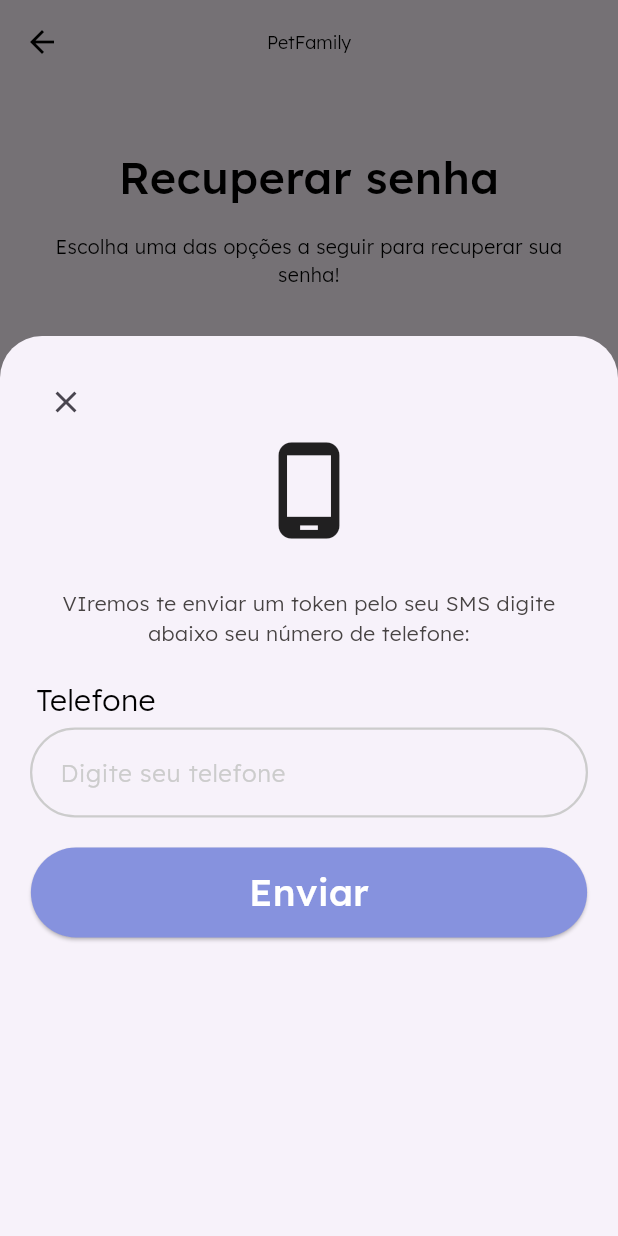
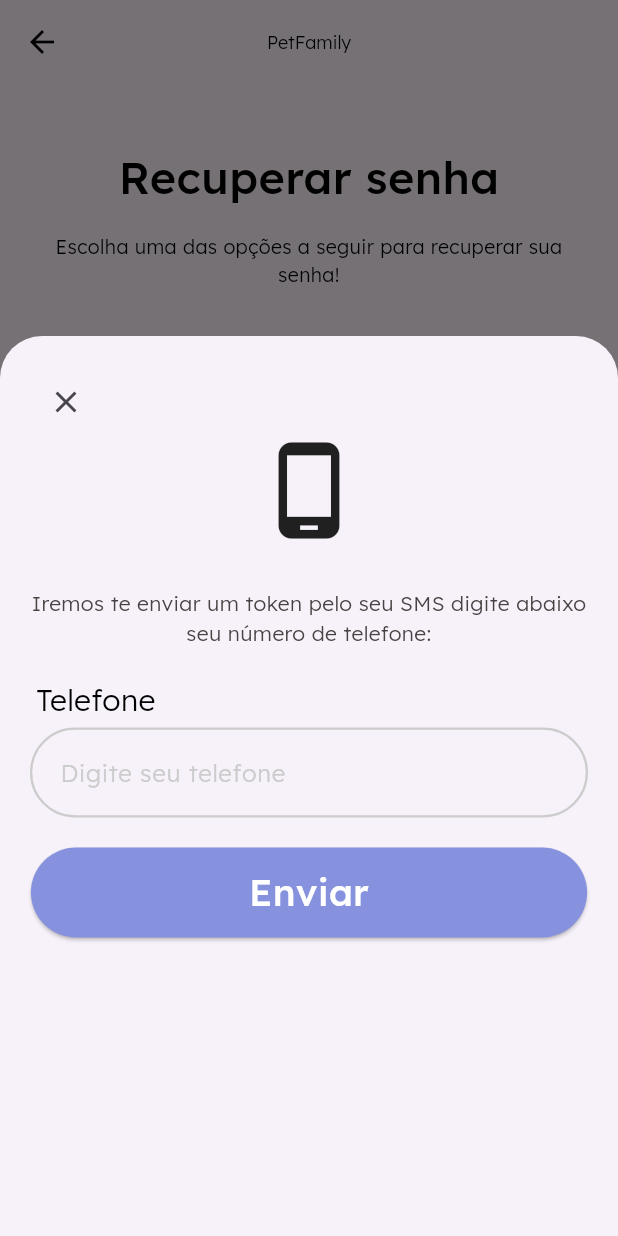
Before and after one commit to Projeto-Pet-Family/pet_family_app, a Flutter app: the ForgotPassword screen opened by its route, after a tap on "Celular", on a phone screen of 412 x 824 dp. Run offline on Flutter 3.47's test engine with Material 3 defaults, Android fonts, the light colour scheme and no system bars; our stand-ins replace brasil_fields, go_router, google_maps_flutter, pinput.

```diff
--- a/lib/pages/forgot_password/pages/forgot_password.dart
+++ b/lib/pages/forgot_password/pages/forgot_password.dart
@@ -72,7 +72,7 @@ class ForgotPassword extends StatelessWidget {
                         isScrollControlled: true,
                         builder: (BuildContext context) => ModalSend(
                           iconTitle: Icon(Icons.phone_android_outlined),
-                          textTitle: 'VIremos te enviar um token pelo seu SMS digite abaixo seu número de telefone:',
+                          textTitle: 'Iremos te enviar um token pelo seu SMS digite abaixo seu número de telefone:',
                           label: 'Telefone',
                           hint: 'Digite seu telefone',
                         ),
```
Also changed, not shown: pubspec.lock.
